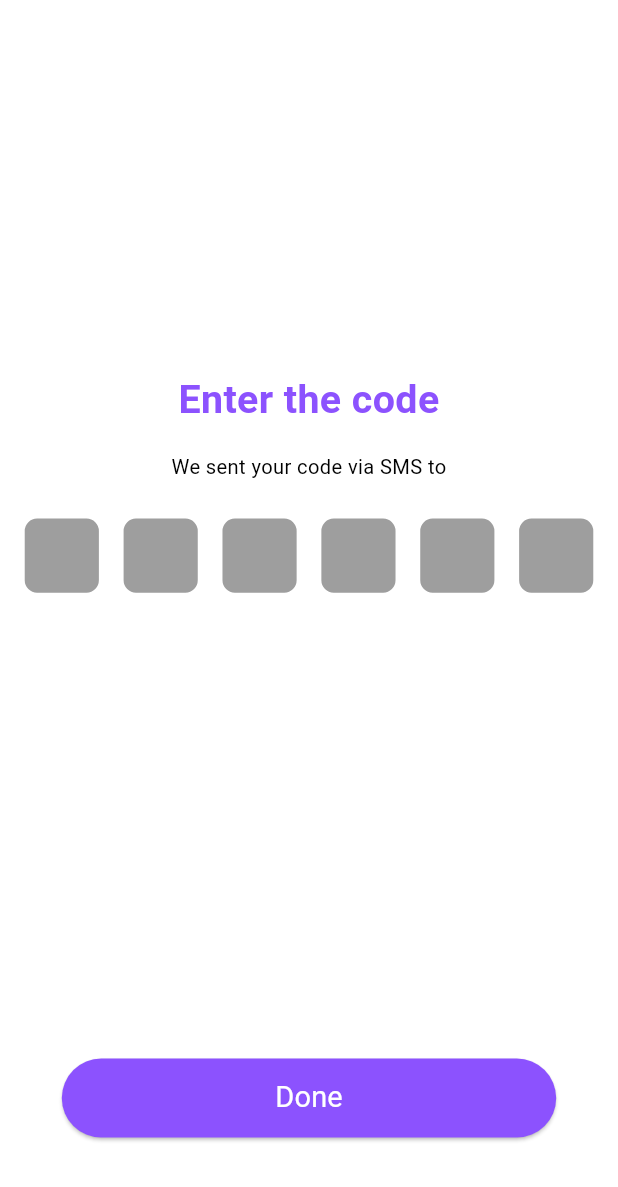
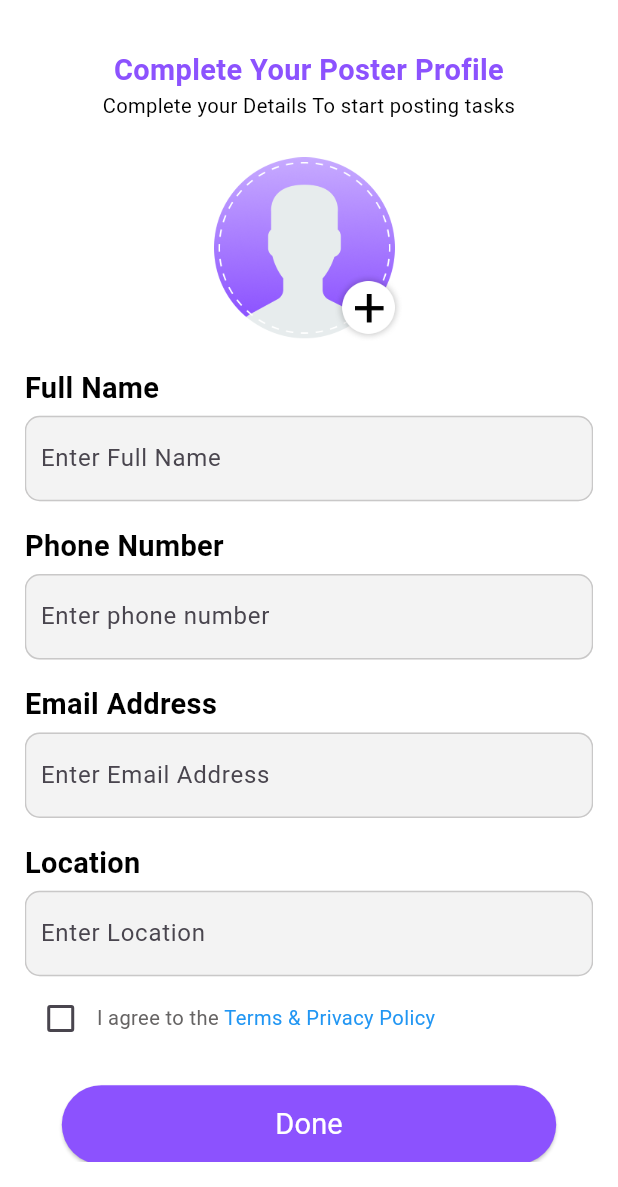
Before and after one commit to UmerAbbasi1515/TaskDone, a Flutter app: the OTPScreen screen opened directly with empty values, after a tap on "Done", on a phone screen of 412 x 824 dp, the part 49-1236 px from its top. Run offline on Flutter 3.47's test engine with Material 3 defaults, Android fonts, the phone set to English and light mode, and no system bars; drawn by our look-alikes of pin_code_fields; our stand-ins replace country_code_picker, flutter_dotenv, get, shared_preferences, sizer, smooth_page_indicator; missing offline and left inert: encrypt, encrypted_shared_preferences; accounts and stored records are empty; Roboto replaces fonts that are missing (OpenSansRegular, OpenSansSemiBold).

Commit message:
complete profile and star working on connect wallet

```diff
--- /dev/null
+++ b/lib/utilities/common/widgets/label_widget.dart
@@ -0,0 +1,18 @@
+import 'package:flutter/material.dart';
+import 'package:taskdone/utilities/styles/text_styles.dart';
+
+class LabelWidget extends StatelessWidget {
+  final String title;
+  const LabelWidget({
+    super.key,
+    required this.title,
+  });
+
+  @override
+  Widget build(BuildContext context) {
+    return Text(
+      title,
+      style: AppTextStyle.mediumblack18,
+    );
+  }
+}
--- /dev/null
+++ b/lib/utilities/common/widgets/textfield_widget.dart
@@ -0,0 +1,41 @@
+import 'package:flutter/material.dart';
+import 'package:sizer/sizer.dart';
+import 'package:taskdone/utilities/styles/colors.dart';
+
+class TextFiledWidget extends StatelessWidget {
+  final String hintText;
+  final TextEditingController controller;
+  const TextFiledWidget({
+    super.key,
+    required this.controller,
+    required this.hintText,
+  });
+
+  @override
+  Widget build(BuildContext context) {
+    return TextField(
+      controller: controller,
+      decoration: InputDecoration(
+        filled: true,
+        fillColor: AppColors.grey, // light grey background
+        contentPadding: EdgeInsets.symmetric(vertical: 2.h, horizontal: 1.6.w),
+        enabledBorder: OutlineInputBorder(
+          borderRadius: BorderRadius.circular(10),
+          borderSide: const BorderSide(
+            color: AppColors.boxShadow, // border color
+            width: 1.0,
+          ),
+        ),
+        focusedBorder: OutlineInputBorder(
+          borderRadius: BorderRadius.circular(10),
+          borderSide: const BorderSide(
+            color: AppColors
+                .boxShadow, // same color when focused (you can make it blue if preferred)
+            width: 1.5,
+          ),
+        ),
+        hintText: hintText,
+      ),
+    );
+  }
+}
--- a/lib/utilities/constants/assets_path.dart
+++ b/lib/utilities/constants/assets_path.dart
@@ -3,6 +3,7 @@ class AppImagesPath {
 
   static const String add = '$commonRoot/add.png';
   static const String login = '$commonRoot/login.png';
+  static const String profile = '$commonRoot/profile.png';
   static const String splash = '$commonRoot/splash.png';
   static const String splashTaskDone = '$commonRoot/splashTaskDone.png';
   static const String back  = '$commonRoot/back.png';
--- a/lib/utilities/constants/meta_labels.dart
+++ b/lib/utilities/constants/meta_labels.dart
@@ -61,7 +61,10 @@ class AppLabels {
   static String phoneNumber = 'Phone Number';
   static String emailAddress = 'Email Address';
   static String location = 'Location';
-  static String iAgreeTo = 'I agree to the  ';
+  static String enterFullName = 'Enter Full Name';
+  static String enterEmailAddress = 'Enter Email Address';
+  static String enterLocation = 'Enter Location';
+  static String iAgreeTo = 'I agree to the ';
   static String termAndPrivacyPolicy = 'Terms & Privacy Policy';
   static String connectYourWallet = 'Connect Your Wallet';
   static String linkedAccount = 'Linked Account';
--- a/lib/utilities/styles/colors.dart
+++ b/lib/utilities/styles/colors.dart
@@ -1,14 +1,17 @@
 import 'package:flutter/material.dart';
 
 class AppColors {
-
   // Lightest shade
   static const Color veryLightPurple = Color.fromRGBO(245, 239, 255, 1.0);
   // Light shade
-  static const Color lightPurple = Color.fromRGBO(198, 170, 255, 1.0); // rgb(198,170,255)
+  static const Color lightPurple =
+      Color.fromRGBO(198, 170, 255, 1.0); // rgb(198,170,255)
   // purple
   static const Color purple = Color.fromRGBO(140, 82, 254, 1.0);
 
+  static const Color lightGrey = Color(0xFFB8B8B8);
+  static const Color grey = Color(0xFFF3F3F3);
+  static const Color boxShadow = Color.fromARGB(255, 201, 200, 200);
   static const Color red = Colors.red;
   static const Color white = Colors.white;
   static const Color black = Colors.black;
--- a/lib/utilities/styles/text_styles.dart
+++ b/lib/utilities/styles/text_styles.dart
@@ -7,8 +7,14 @@ class AppTextStyle {
   static TextStyle normalGrey8 = TextStyle(
     color: AppColors.purple,
     fontFamily: AppFonts.openSansSemiBold,
-    fontWeight: FontWeight.w600,
+    fontWeight: FontWeight.normal,
     fontSize: 8.0.sp,
+  );
+  static TextStyle normalGrey15 = TextStyle(
+    color: const Color.fromARGB(255, 102, 100, 100),
+    fontFamily: AppFonts.openSansSemiBold,
+    fontWeight: FontWeight.normal,
+    fontSize: 15.0.sp,
   );
   // New
   // Regular
@@ -45,19 +51,27 @@ class AppTextStyle {
   );
 
   // Semibold
+  static TextStyle mediumblack18 = TextStyle(
+    color: AppColors.black,
+    fontFamily: AppFonts.openSansRegular,
+    fontWeight: FontWeight.w600,
+    fontSize: 18.0.sp,
+  );
+
   static TextStyle semiboldPurplr20 = TextStyle(
     color: AppColors.purple,
     fontFamily: AppFonts.openSansSemiBold,
     fontWeight: FontWeight.w600,
     fontSize: 18.0.sp,
   );
-   static TextStyle semiboldPurplr25 = TextStyle(
+  static TextStyle semiboldPurplr25 = TextStyle(
     color: AppColors.purple,
     fontFamily: AppFonts.openSansSemiBold,
     fontWeight: FontWeight.w600,
     fontSize: 21.0.sp,
   );
-   static TextStyle semiBoldblue15 = TextStyle(
+
+  static TextStyle semiBoldblue15 = TextStyle(
     color: AppColors.blue,
     fontFamily: AppFonts.openSansRegular,
     fontWeight: FontWeight.w600,
--- a/lib/views/auth/login/otp_screen.dart
+++ b/lib/views/auth/login/otp_screen.dart
@@ -9,6 +9,7 @@ import 'package:taskdone/utilities/constants/meta_labels.dart';
 import 'package:taskdone/utilities/styles/colors.dart';
 import 'package:taskdone/utilities/styles/text_styles.dart';
 import 'package:taskdone/views/auth/login/otp_controller.dart';
+import 'package:taskdone/views/profile/create_profile_screen.dart';
 
 class OTPScreen extends StatefulWidget {
   final String phone;
@@ -74,22 +75,35 @@ class _OTPScreenState extends State<OTPScreen> {
                   }
                 },
                 pinTheme: PinTheme(
-                  selectedColor: Colors.grey,
-                  disabledColor: Colors.red,
-                  errorBorderColor: Colors.red,
-                  selectedFillColor: Colors.transparent,
-                  activeColor: Colors.white,
+                  activeBoxShadow: [
+                    BoxShadow(
+                      color: AppColors.boxShadow,
+                      blurRadius: 7,
+                      offset: Offset(0, 6),
+                    ),
+                  ],
+                  inActiveBoxShadow: [
+                    BoxShadow(
+                      color: AppColors.boxShadow,
+                      blurRadius: 7,
+                      offset: Offset(0, 6),
+                    ),
+                  ],
+                  selectedColor: AppColors.grey,
+                  errorBorderColor: AppColors.red,
+                  selectedFillColor: AppColors.grey,
+                  activeColor: AppColors.white,
                   inactiveColor: controller.error.value != ''
                       ? Colors.red
                       : controller.validOTP.value == false
-                          ? Colors.grey
-                          : Colors.white54,
+                          ? AppColors.grey
+                          : AppColors.red,
                   shape: PinCodeFieldShape.box,
                   borderRadius: BorderRadius.circular(1.0.h),
                   fieldHeight: 6.0.h,
                   fieldWidth: 12.0.w,
-                  activeFillColor: Colors.grey,
-                  inactiveFillColor: Colors.grey,
+                  activeFillColor: AppColors.grey,
+                  inactiveFillColor: AppColors.grey,
                 ),
                 cursorColor: Colors.white,
                 animationDuration: const Duration(milliseconds: 300),
@@ -105,8 +119,7 @@ class _OTPScreenState extends State<OTPScreen> {
                     controller.otpCode.value = otpCode;
                   });
                 },
-                onChanged: (value) {
-                },
+                onChanged: (value) {},
                 beforeTextPaste: (text) {
                   return false;
                 },
@@ -115,7 +128,9 @@ class _OTPScreenState extends State<OTPScreen> {
               Center(
                 child: ButtonWidget(
                   buttonText: AppLabels.done,
-                  onPress: () {},
+                  onPress: () {
+                    Get.to(() => ProfileCreateScreen());
+                  },
                   color: AppColors.purple,
                   textStyle: AppTextStyle.regularWhite18,
                 ),
--- /dev/null
+++ b/lib/views/profile/create_profile_screen.dart
@@ -0,0 +1,139 @@
+import 'package:flutter/material.dart';
+import 'package:get/get.dart';
+import 'package:sizer/sizer.dart';
+import 'package:taskdone/utilities/common/widgets/button_widget.dart';
+import 'package:taskdone/utilities/common/widgets/label_widget.dart';
+import 'package:taskdone/utilities/common/widgets/textfield_widget.dart';
+import 'package:taskdone/utilities/constants/assets_path.dart';
+import 'package:taskdone/utilities/constants/meta_labels.dart';
+import 'package:taskdone/utilities/styles/colors.dart';
+import 'package:taskdone/utilities/styles/text_styles.dart';
+import 'package:taskdone/views/profile/profile_controller.dart';
+import 'package:taskdone/views/wallet/connect_wallet_screen.dart';
+
+class ProfileCreateScreen extends StatefulWidget {
+  const ProfileCreateScreen({super.key});
+
+  @override
+  State<ProfileCreateScreen> createState() => _ProfileCreateScreenState();
+}
+
+class _ProfileCreateScreenState extends State<ProfileCreateScreen> {
+  ProfileController controller = Get.put(ProfileController());
+
+  @override
+  Widget build(BuildContext context) {
+    return Scaffold(
+      backgroundColor: Colors.white,
+      body: SafeArea(
+        child: Padding(
+          padding: EdgeInsets.symmetric(horizontal: 2.h, vertical: 2.h),
+          child: SingleChildScrollView(
+            child: SizedBox(
+              child: Column(
+                crossAxisAlignment: CrossAxisAlignment.start,
+                mainAxisAlignment: MainAxisAlignment.center,
+                children: [
+                  InkWell(
+                    onTap: () {
+                      Get.back();
+                    },
+                    child: Image.asset(
+                      AppImagesPath.back,
+                      height: 2.h,
+                    ),
+                  ),
+                  SizedBox(height: 4.h),
+                  Center(
+                    child: Text(
+                      AppLabels.completeYourPosterProfile,
+                      style: AppTextStyle.semiboldPurplr20,
+                      textAlign: TextAlign.center,
+                    ),
+                  ),
+                  SizedBox(height: 0.h),
+                  Center(
+                    child: Text(
+                      AppLabels.completeYourDetailsToStart,
+                      style: AppTextStyle.regularblack15,
+                      textAlign: TextAlign.center,
+                    ),
+                  ),
+                  SizedBox(height: 3.h),
+                  Center(
+                    child: InkWell(
+                      onTap: () {},
+                      child: Image.asset(
+                        AppImagesPath.profile,
+                        height: 15.h,
+                      ),
+                    ),
+                  ),
+                  SizedBox(height: 2.h),
+                  LabelWidget(title: AppLabels.fullName),
+                  SizedBox(height: 0.5.h),
+                  TextFiledWidget(
+                    controller: controller.fullNameController,
+                    hintText: AppLabels.enterFullName,
+                  ),
+                  SizedBox(height: 2.h),
+                  LabelWidget(title: AppLabels.phoneNumber),
+                  SizedBox(height: 0.5.h),
+                  TextFiledWidget(
+                    controller: controller.phoneNumberController,
+                    hintText: AppLabels.enterPhoneNumber,
+                  ),
+                  SizedBox(height: 2.h),
+                  LabelWidget(title: AppLabels.emailAddress),
+                  SizedBox(height: 0.5.h),
+                  TextFiledWidget(
+                    controller: controller.emailAddressController,
+                    hintText: AppLabels.enterEmailAddress,
+                  ),
+                  SizedBox(height: 2.h),
+                  LabelWidget(title: AppLabels.location),
+                  SizedBox(height: 0.5.h),
+                  TextFiledWidget(
+                    controller: controller.locationController,
+                    hintText: AppLabels.enterLocation,
+                  ),
+                  SizedBox(height: 0.5.h),
+                  Obx(() {
+                    return Row(
+                      children: [
+                        Checkbox(
+                            value: controller.isChecked.value,
+                            onChanged: (val) {
+                              controller.isChecked.value = val ?? false;
+                            }),
+                        Text(
+                          AppLabels.iAgreeTo,
+                          style: AppTextStyle.normalGrey15,
+                        ),
+                        Text(AppLabels.termAndPrivacyPolicy,
+                            style: AppTextStyle.normalGrey15
+                                .copyWith(color: AppColors.blue)),
+                      ],
+                    );
+                  }),
+                  SizedBox(height: 2.5.h),
+                  Center(
+                    child: ButtonWidget(
+                      buttonText: AppLabels.done,
+                      onPress: () {
+                        Get.to(() => ConnectWalletScreen());
+                      },
+                      color: AppColors.purple,
+                      textStyle: AppTextStyle.regularWhite18,
+                    ),
+                  ),
+                  SizedBox(height: 2.h),
+                ],
+              ),
+            ),
+          ),
+        ),
+      ),
+    );
+  }
+}
--- /dev/null
+++ b/lib/views/profile/profile_controller.dart
@@ -0,0 +1,10 @@
+import 'package:flutter/material.dart';
+import 'package:get/get.dart';
+
+class ProfileController extends GetxController{
+  RxBool isChecked = false.obs;
+  final TextEditingController fullNameController = TextEditingController();
+  final TextEditingController phoneNumberController = TextEditingController();
+  final TextEditingController emailAddressController = TextEditingController();
+  final TextEditingController locationController = TextEditingController();
+}
```
Also changed, not shown: lib/views/wallet/connect_wallet_controller.dart (added, +10 -0 lines), lib/views/wallet/connect_wallet_screen.dart (added, +138 -0 lines), assets/images/profile.png (added), 23 other files.
